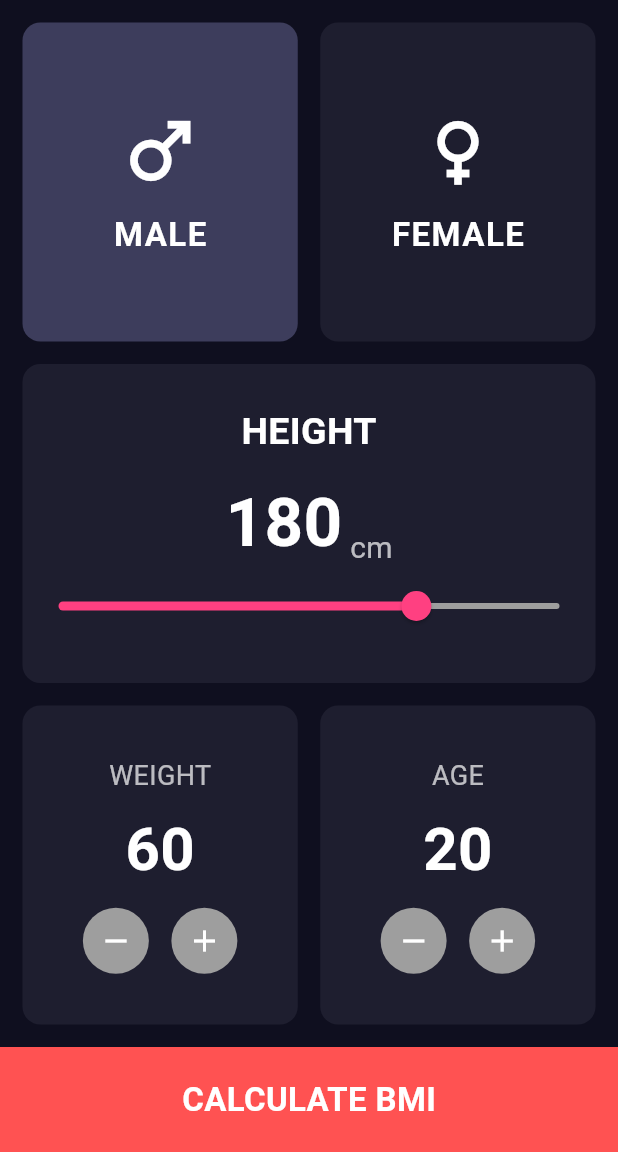
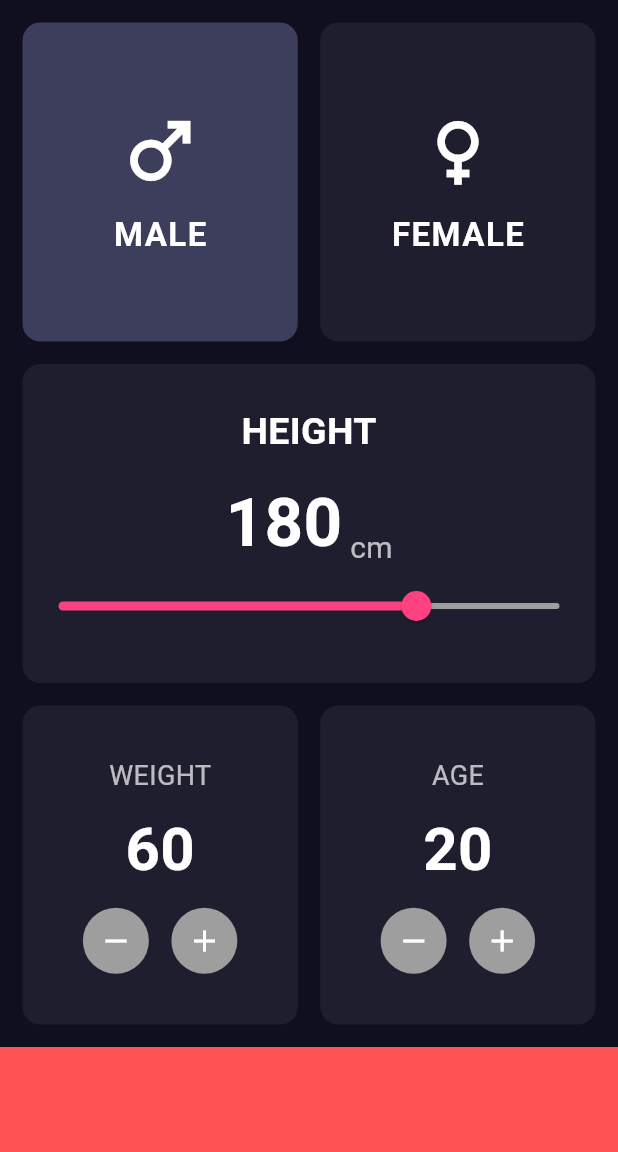
Before and after one commit to rayan1625/FA23-067-Rayan, a Flutter app: the screen it shows after launch, on a phone screen of 412 x 824 dp, the part 84-1236 px from its top. Run offline on Flutter 3.47's test engine with Material 3 defaults, Android fonts, the phone set to English and light mode, and no system bars; our stand-ins replace google_fonts, math_expressions, shared_preferences, sqflite; accounts and stored records are empty.

Commit message:
Video 15
In  this video, made a red container at bottom and designed the bottom 2 widgets of weight and age.

```diff
--- a/bmi/lib/bmi_screen.dart
+++ b/bmi/lib/bmi_screen.dart
@@ -42,9 +42,7 @@ class _BMIScreenState extends State<BMIScreen> {
               child: Column(
                 children: [
 
-                  // ------------------------------------------------------
-                  // ROW 1 — MALE + FEMALE
-                  // ------------------------------------------------------
+                  // ------------------ MALE + FEMALE ------------------
                   Expanded(
                     child: Row(
                       children: [
@@ -58,9 +56,7 @@ class _BMIScreenState extends State<BMIScreen> {
                             onPressed: () => selectGender(Gender.male),
                           ),
                         ),
-
                         const SizedBox(width: 15),
-
                         Expanded(
                           child: RepeatTextAndIconWidget(
                             title: "FEMALE",
@@ -77,9 +73,7 @@ class _BMIScreenState extends State<BMIScreen> {
 
                   const SizedBox(height: 15),
 
-                  // ------------------------------------------------------
-                  // ROW 2 — HEIGHT + SLIDER
-                  // ------------------------------------------------------
+                  // ------------------ HEIGHT BOX ------------------
                   Expanded(
                     child: RepeatContainerCode(
                       child: Column(
@@ -131,14 +125,11 @@ class _BMIScreenState extends State<BMIScreen> {
 
                   const SizedBox(height: 15),
 
-                  // ------------------------------------------------------
-                  // ROW 3 — WEIGHT + AGE BOXES
-                  // ------------------------------------------------------
+                  // ------------------ WEIGHT + AGE ------------------
                   Expanded(
                     child: Row(
                       children: [
-
-                        // ------------------ WEIGHT --------------------
+                        // WEIGHT
                         Expanded(
                           child: RepeatContainerCode(
                             child: Column(
@@ -151,9 +142,7 @@ class _BMIScreenState extends State<BMIScreen> {
                                     fontSize: 18,
                                   ),
                                 ),
-
                                 const SizedBox(height: 8),
-
                                 Text(
                                   "$weight",
                                   style: const TextStyle(
@@ -162,14 +151,10 @@ class _BMIScreenState extends State<BMIScreen> {
                                     fontWeight: FontWeight.bold,
                                   ),
                                 ),
-
                                 const SizedBox(height: 10),
-
                                 Row(
                                   mainAxisAlignment: MainAxisAlignment.center,
                                   children: [
-
-                                    // MINUS BUTTON
                                     GestureDetector(
                                       onTap: () {
                                         setState(() {
@@ -179,13 +164,11 @@ class _BMIScreenState extends State<BMIScreen> {
                                       child: const CircleAvatar(
                                         radius: 22,
                                         backgroundColor: Colors.grey,
-                                        child: Icon(Icons.remove, color: Colors.white),
+                                        child: Icon(Icons.remove,
+                                            color: Colors.white),
                                       ),
                                     ),
-
                                     const SizedBox(width: 15),
-
-                                    // PLUS BUTTON
                                     GestureDetector(
                                       onTap: () {
                                         setState(() {
@@ -195,7 +178,8 @@ class _BMIScreenState extends State<BMIScreen> {
                                       child: const CircleAvatar(
                                         radius: 22,
                                         backgroundColor: Colors.grey,
-                                        child: Icon(Icons.add, color: Colors.white),
+                                        child:
+                                        Icon(Icons.add, color: Colors.white),
                                       ),
                                     ),
                                   ],
@@ -207,7 +191,7 @@ class _BMIScreenState extends State<BMIScreen> {
 
                         const SizedBox(width: 15),
 
-                        // ------------------ AGE --------------------
+                        // AGE
                         Expanded(
                           child: RepeatContainerCode(
                             child: Column(
@@ -220,9 +204,7 @@ class _BMIScreenState extends State<BMIScreen> {
                                     fontSize: 18,
                                   ),
                                 ),
-
                                 const SizedBox(height: 8),
-
                                 Text(
                                   "$age",
                                   style: const TextStyle(
@@ -231,14 +213,10 @@ class _BMIScreenState extends State<BMIScreen> {
                                     fontWeight: FontWeight.bold,
                                   ),
                                 ),
-
                                 const SizedBox(height: 10),
-
                                 Row(
                                   mainAxisAlignment: MainAxisAlignment.center,
                                   children: [
-
-                                    // MINUS BUTTON
                                     GestureDetector(
                                       onTap: () {
                                         setState(() {
@@ -248,13 +226,11 @@ class _BMIScreenState extends State<BMIScreen> {
                                       child: const CircleAvatar(
                                         radius: 22,
                                         backgroundColor: Colors.grey,
-                                        child: Icon(Icons.remove, color: Colors.white),
+                                        child: Icon(Icons.remove,
+                                            color: Colors.white),
                                       ),
                                     ),
-
                                     const SizedBox(width: 15),
-
-                                    // PLUS BUTTON
                                     GestureDetector(
                                       onTap: () {
                                         setState(() {
@@ -264,7 +240,8 @@ class _BMIScreenState extends State<BMIScreen> {
                                       child: const CircleAvatar(
                                         radius: 22,
                                         backgroundColor: Colors.grey,
-                                        child: Icon(Icons.add, color: Colors.white),
+                                        child:
+                                        Icon(Icons.add, color: Colors.white),
                                       ),
                                     ),
                                   ],
@@ -282,23 +259,13 @@ class _BMIScreenState extends State<BMIScreen> {
           ),
 
           // ------------------------------------------------------
-          // BOTTOM RED BUTTON
+          // ONLY RED CONTAINER (no text)
           // ------------------------------------------------------
           Container(
             height: 70,
             width: double.infinity,
             color: Colors.redAccent,
-            child: const Center(
-              child: Text(
-                "CALCULATE BMI",
-                style: TextStyle(
-                  color: Colors.white,
-                  fontSize: 22,
-                  fontWeight: FontWeight.bold,
-                ),
-              ),
-            ),
-          )
+          ),
         ],
       ),
     );
```
